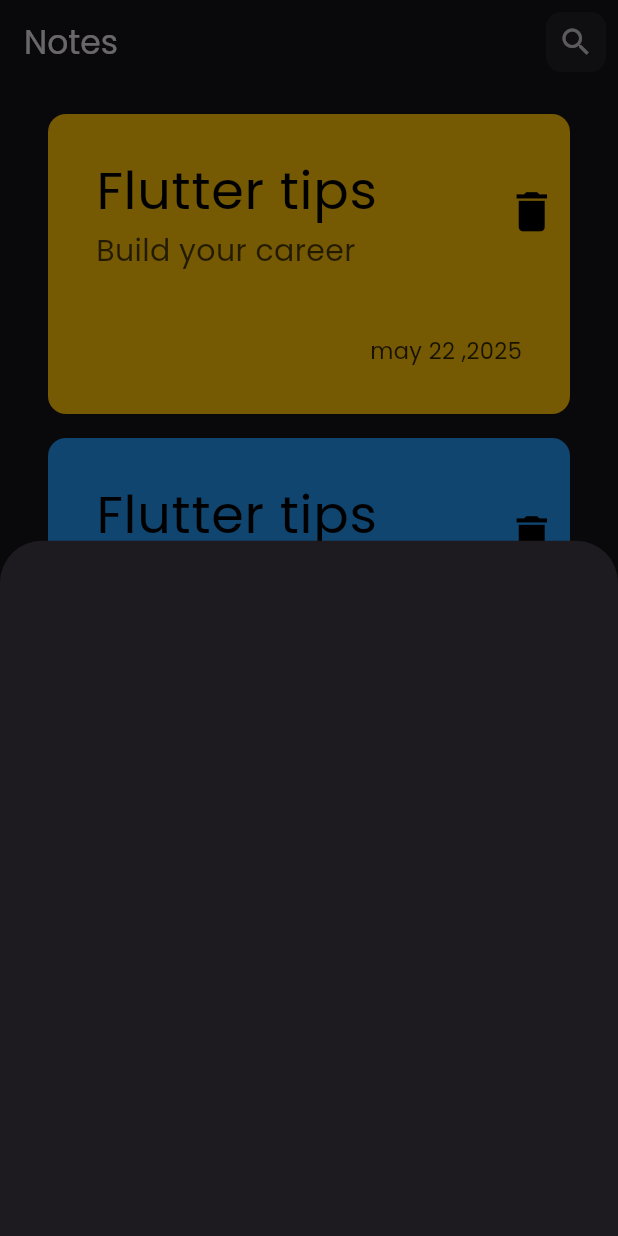
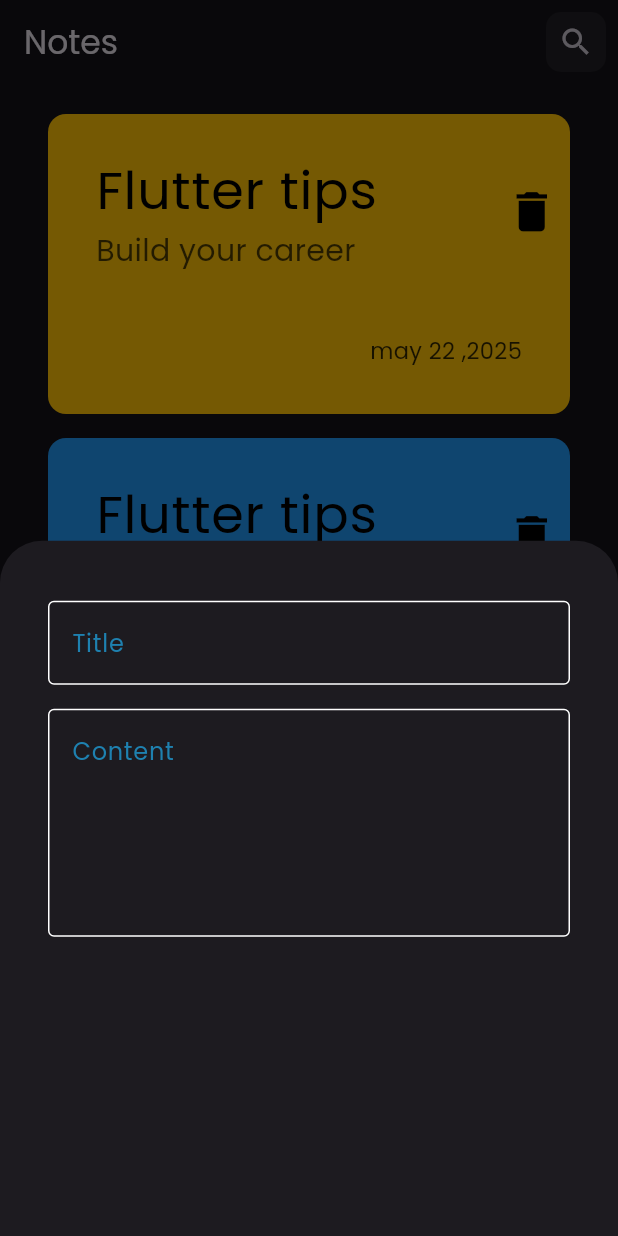
Before and after one commit to moshehata7/note_app, a Flutter app: the screen it shows after launch, after a tap on the "add" icon, on a phone screen of 412 x 824 dp. Run offline on Flutter 3.47's test engine with Material 3 defaults, Android fonts, the phone set to English and light mode, and no system bars.

Commit message:
create custom text field

```diff
--- /dev/null
+++ b/lib/constants.dart
@@ -0,0 +1,3 @@
+import 'dart:ui';
+
+const Color kcolor = Color(0xff1e81b0);
--- /dev/null
+++ b/lib/widgets/custom_text_field.dart
@@ -0,0 +1,33 @@
+import 'package:flutter/material.dart';
+import 'package:note_app/constants.dart';
+
+class CustomTextField extends StatelessWidget {
+  const CustomTextField({
+    super.key,
+    required this.hintText,
+    required this.maxLines,
+  });
+  final String hintText;
+  final int maxLines;
+
+  @override
+  Widget build(BuildContext context) {
+    return Padding(
+      padding: const EdgeInsets.only(top: 16, left: 32, right: 32),
+      child: TextField(
+        maxLines: maxLines,
+        decoration: InputDecoration(
+          hintText: hintText,
+          hintStyle: TextStyle(color: kcolor),
+          focusedBorder: OutlineInputBorder(
+            borderSide: BorderSide(color: kcolor),
+          ),
+          enabledBorder: OutlineInputBorder(
+            borderSide: BorderSide(color: Colors.white),
+          ),
+          border: OutlineInputBorder(borderRadius: BorderRadius.circular(10)),
+        ),
+      ),
+    );
+  }
+}
--- a/lib/widgets/note_bottom_sheet.dart
+++ b/lib/widgets/note_bottom_sheet.dart
@@ -1,10 +1,21 @@
 import 'package:flutter/material.dart';
+import 'package:note_app/widgets/custom_text_field.dart';
 
 class addNoteBottomsheet extends StatelessWidget {
   const addNoteBottomsheet({super.key});
 
   @override
   Widget build(BuildContext context) {
-    return  Container();
+    return Container(
+      child: Column(
+        children: [
+          SizedBox(
+            height: 24,
+          ),
+          CustomTextField(maxLines: 1, hintText: "Title",),
+          CustomTextField(maxLines: 5, hintText: "Content")
+        ],
+      ),
+    );
   }
 }
```
